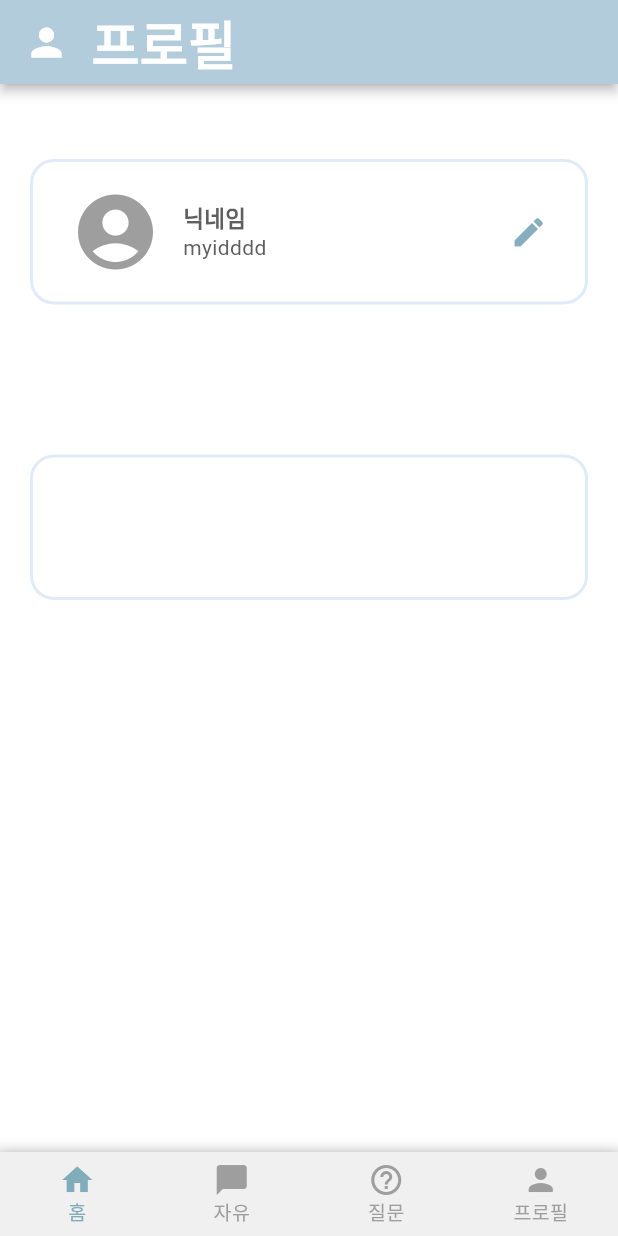
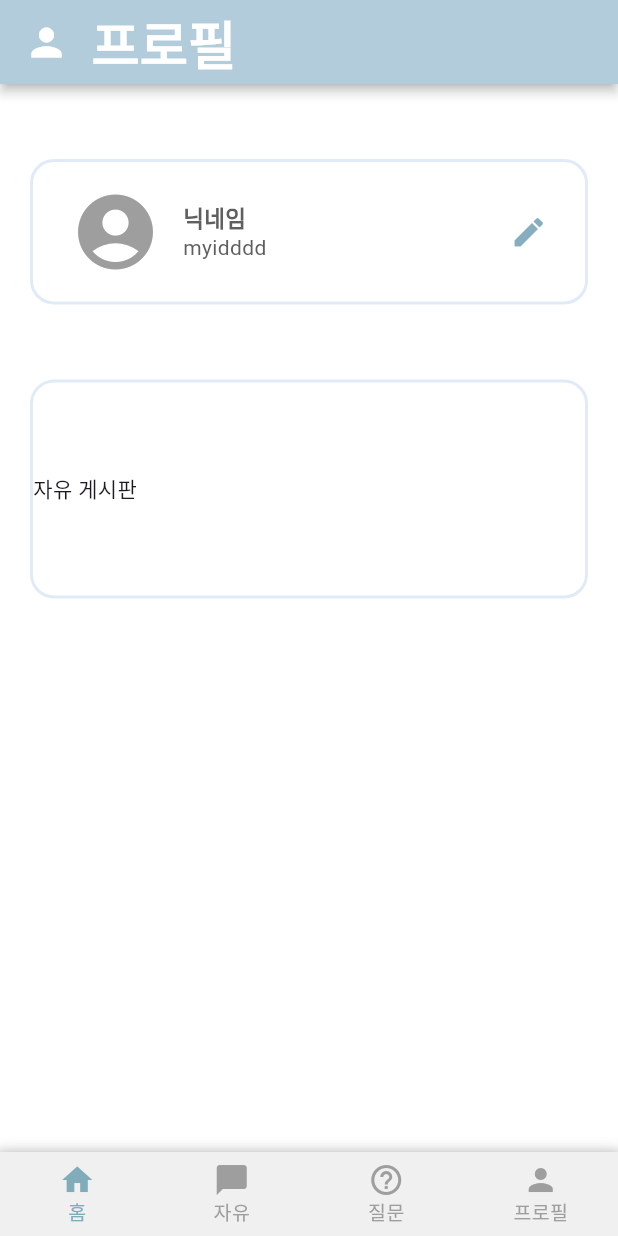
Before and after one commit to WooRiGyeoRe/notice_board, a Flutter app: the screen it shows after launch, on a phone screen of 412 x 824 dp. Run offline on Flutter 3.47's test engine with Material 3 defaults, Android fonts, the phone set to English and light mode, and no system bars; missing offline and left inert: dart:ffi; Roboto replaces fonts that are missing (jeongianjeon-Regular).

Commit message:
프로필 화면 두번째 보더 만들기, 전체 앱에 폰트 적용하기

```diff
--- a/lib/screen/profile_screen.dart
+++ b/lib/screen/profile_screen.dart
@@ -135,16 +135,23 @@ class _MyBoardState extends State<MyBoard> {
       child: Column(
         crossAxisAlignment: CrossAxisAlignment.center, // 수직으로 가운데 정렬
         children: [
+          // 자유게시판
           Container(
-            margin: const EdgeInsets.symmetric(vertical: 50),
+              //margin: const EdgeInsets.symmetric(vertical: 50),
               width: 372,
-            height: 97,
+              height: 146,
               decoration: BoxDecoration(
                 borderRadius: BorderRadius.circular(16),
                 border: Border.all(
                     color: const Color.fromARGB(255, 224, 235, 247), width: 2),
               ),
+              child: Row(
+                children: [
+                  Container(
+                    child: const Text('자유 게시판'),
                   ),
+                ],
+              )),
         ],
       ),
     );
```
Also changed, not shown: lib/main.dart (+8 -7 lines). Lines whose indentation alone changed are shown as unchanged.
